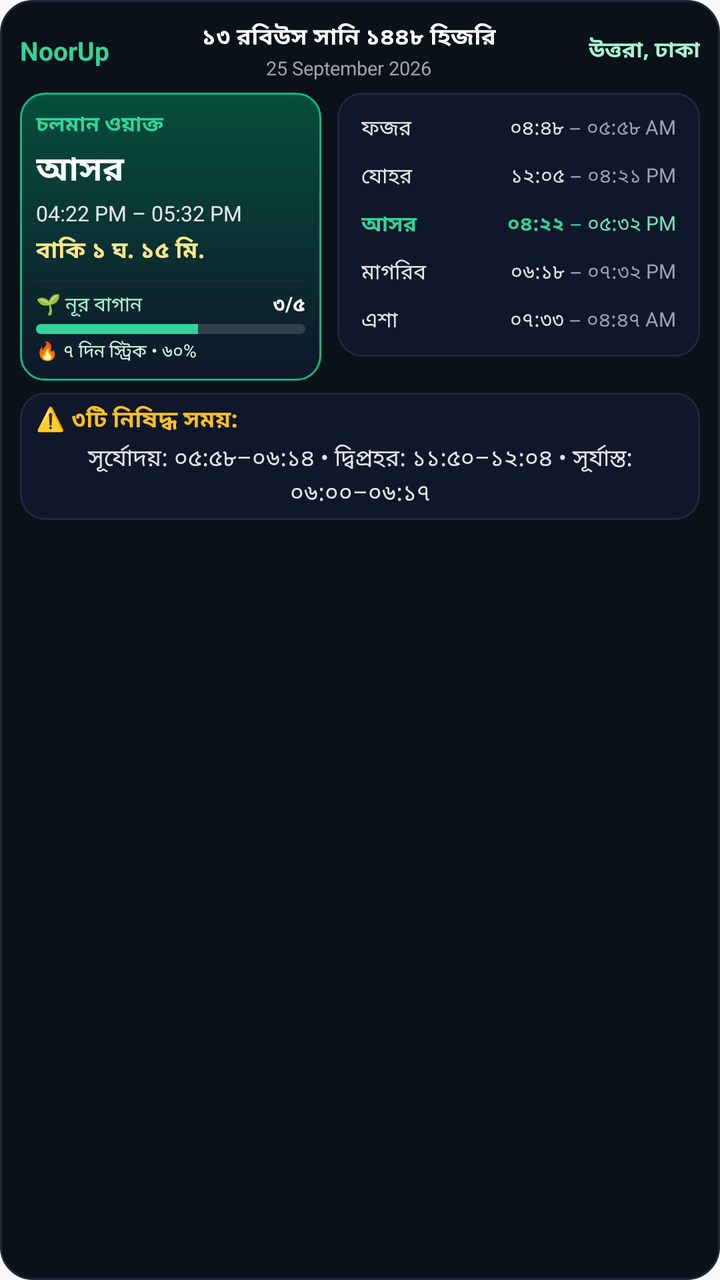
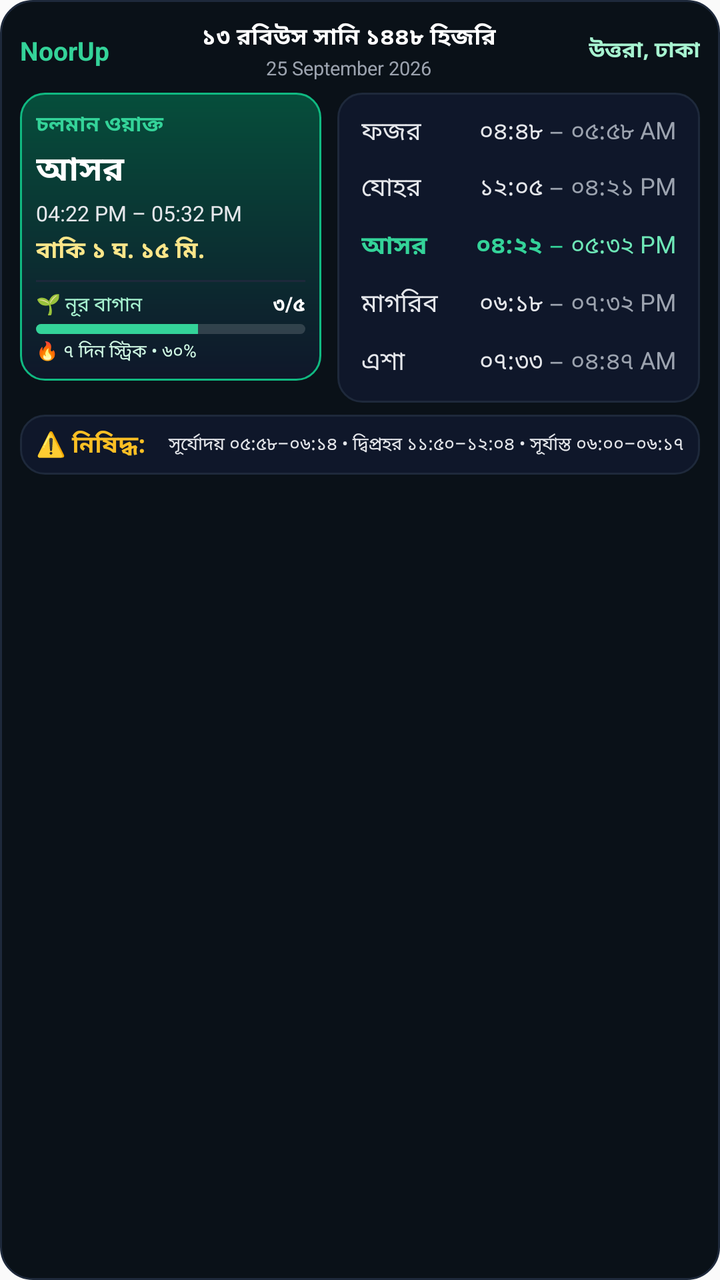

Two renders of the same Android screen: before a commit and after it. Below are the layout's source before the change and the commit's diff.
<!-- AndroidManifest.xml: application theme Theme.NoorUp -->
<!-- res/layout/noorup_widget.xml -->
<?xml version="1.0" encoding="utf-8"?>
<LinearLayout xmlns:android="http://schemas.android.com/apk/res/android"
    android:id="@+id/widget_root"
    android:layout_width="match_parent"
    android:layout_height="wrap_content"
    android:orientation="vertical"
    android:background="@drawable/widget_bg"
    android:padding="10dp">

    
    <LinearLayout
        android:layout_width="match_parent"
        android:layout_height="wrap_content"
        android:layout_marginBottom="6dp"
        android:orientation="horizontal"
        android:gravity="center_vertical">

        <TextView
            android:id="@+id/widget_brand_name"
            android:layout_width="wrap_content"
            android:layout_height="wrap_content"
            android:text="NoorUp"
            android:textColor="#34D399"
            android:textSize="13sp"
            android:textStyle="bold"
            android:maxLines="1"
            android:ellipsize="end" />

        <LinearLayout
            android:layout_width="0dp"
            android:layout_height="wrap_content"
            android:layout_weight="1"
            android:gravity="center"
            android:orientation="vertical">

            <TextView
                android:id="@+id/widget_hijri_date"
                android:layout_width="wrap_content"
                android:layout_height="wrap_content"
                android:text="১৩ রবিউস সানি ১৪৪৮ হিজরি"
                android:textColor="#FFFFFF"
                android:textSize="11.5sp"
                android:textStyle="bold"
            android:maxLines="1"
            android:ellipsize="end" />

            <TextView
                android:id="@+id/widget_gregorian_date"
                android:layout_width="wrap_content"
                android:layout_height="wrap_content"
                android:text="25 September 2026"
                android:textColor="#9CA3AF"
                android:textSize="9.5sp"
            android:maxLines="1"
            android:ellipsize="end" />
        </LinearLayout>

        <TextView
            android:id="@+id/widget_city"
            android:layout_width="wrap_content"
            android:layout_height="wrap_content"
            android:text="উত্তরা, ঢাকা"
            android:textColor="#A7F3D0"
            android:textSize="11sp"
            android:textStyle="bold"
            android:maxLines="1"
            android:ellipsize="end" />
    </LinearLayout>

    
    <LinearLayout
        android:id="@+id/widget_content_row"
        android:layout_width="match_parent"
        android:layout_height="wrap_content"
        android:baselineAligned="false"
        android:orientation="horizontal">

        
        <LinearLayout
            android:id="@+id/widget_hero_card"
            android:layout_width="0dp"
            android:layout_height="wrap_content"
            android:layout_weight="1"
            android:orientation="vertical"
            android:background="@drawable/widget_hero_card_bg"
            android:padding="8dp">

            
            <LinearLayout
                android:layout_width="match_parent"
                android:layout_height="wrap_content"
                android:orientation="vertical">

                <TextView
                    android:id="@+id/widget_active_stage_label"
                    android:layout_width="match_parent"
                    android:layout_height="wrap_content"
                    android:text="চলমান ওয়াক্ত"
                    android:textColor="#34D399"
                    android:textSize="10.5sp"
                    android:textStyle="bold" />

                <TextView
                    android:id="@+id/widget_active_name"
                    android:layout_width="match_parent"
                    android:layout_height="wrap_content"
                    android:layout_marginTop="2dp"
                    android:text="আসর"
                    android:textColor="#FFFFFF"
                    android:textSize="17sp"
                    android:textStyle="bold" />

                <TextView
                    android:id="@+id/widget_active_window"
                    android:layout_width="match_parent"
                    android:layout_height="wrap_content"
                    android:layout_marginTop="2dp"
                    android:text="04:22 PM – 05:32 PM"
                    android:textColor="#E5E7EB"
                    android:textSize="10.5sp"
                    android:lineSpacingExtra="1dp" />

                <TextView
                    android:id="@+id/widget_active_countdown"
                    android:layout_width="match_parent"
                    android:layout_height="wrap_content"
                    android:layout_marginTop="3dp"
                    android:paddingBottom="2dp"
                    android:text="বাকি ১ ঘ. ১৫ মি."
                    android:textColor="#FDE68A"
                    android:textSize="11.5sp"
                    android:textStyle="bold"
                    android:lineSpacingExtra="1dp" />
            </LinearLayout>

            
            <FrameLayout
                android:layout_width="match_parent"
                android:layout_height="1dp"
                android:layout_marginTop="4dp"
                android:layout_marginBottom="4dp"
                android:background="#1E293B" />

            
            <LinearLayout
                android:layout_width="match_parent"
                android:layout_height="wrap_content"
                android:orientation="vertical">

                <LinearLayout
                    android:layout_width="match_parent"
                    android:layout_height="wrap_content"
                    android:orientation="horizontal">

                    <TextView
                        android:id="@+id/widget_garden_label"
                        android:layout_width="0dp"
                        android:layout_height="wrap_content"
                        android:layout_weight="1"
                        android:text="🌱 নূর বাগান"
                        android:textColor="#A7F3D0"
                        android:textSize="10sp"
            android:maxLines="1"
            android:ellipsize="end" />

                    <TextView
                        android:id="@+id/widget_garden_ratio"
                        android:layout_width="wrap_content"
                        android:layout_height="wrap_content"
                        android:text="৩/৫"
                        android:textColor="#FFFFFF"
                        android:textSize="10sp"
                        android:textStyle="bold"
            android:maxLines="1"
            android:ellipsize="end" />
                </LinearLayout>

                <ProgressBar
                    android:id="@+id/widget_garden_progress"
                    style="@android:style/Widget.ProgressBar.Horizontal"
                    android:layout_width="match_parent"
                    android:layout_height="5dp"
                    android:layout_marginTop="2dp"
                    android:layout_marginBottom="2dp"
                    android:max="5"
                    android:progress="3"
                    android:progressDrawable="@drawable/widget_progress_bg" />

                <TextView
                    android:id="@+id/widget_garden_streak"
                    android:layout_width="wrap_content"
                    android:layout_height="wrap_content"
                    android:text="🔥 ৭ দিন স্ট্রিক • ৬০%"
                    android:textColor="#D1FAE5"
                    android:textSize="9sp"
            android:maxLines="1"
            android:ellipsize="end" />
            </LinearLayout>
        </LinearLayout>

        
        <LinearLayout
            android:id="@+id/widget_timeline_card"
            android:layout_width="0dp"
            android:layout_height="wrap_content"
            android:layout_weight="1.2"
            android:layout_marginStart="8dp"
            android:orientation="vertical"
            android:background="@drawable/widget_timeline_card_bg"
            android:padding="6dp">

            
            <LinearLayout
                android:id="@+id/widget_fajr_row"
                android:layout_width="match_parent"
                android:layout_height="wrap_content"
                android:gravity="center_vertical"
                android:orientation="horizontal"
                android:paddingLeft="6dp"
                android:paddingRight="6dp"
                android:paddingTop="4dp"
                android:paddingBottom="4dp">

                <TextView
                    android:id="@+id/widget_fajr_name"
                    android:layout_width="0dp"
                    android:layout_height="wrap_content"
                    android:layout_weight="1"
                    android:text="ফজর"
                    android:textColor="#E5E7EB"
                    android:textSize="10.5sp"
            android:maxLines="1"
            android:ellipsize="end" />

                <TextView
                    android:id="@+id/widget_fajr_start"
                    android:layout_width="wrap_content"
                    android:layout_height="wrap_content"
                    android:text="০৪:৪৮"
                    android:textColor="#E5E7EB"
                    android:textSize="10sp"
            android:maxLines="1"
            android:ellipsize="end" />

                <TextView
                    android:layout_width="wrap_content"
                    android:layout_height="wrap_content"
                    android:text=" – "
                    android:textColor="#9CA3AF"
                    android:textSize="10sp"
            android:maxLines="1"
            android:ellipsize="end" />

                <TextView
                    android:id="@+id/widget_fajr_end"
                    android:layout_width="wrap_content"
                    android:layout_height="wrap_content"
                    android:text="০৫:৫৮ AM"
                    android:textColor="#9CA3AF"
                    android:textSize="10sp"
            android:maxLines="1"
            android:ellipsize="end" />
            </LinearLayout>

            
            <LinearLayout
                android:id="@+id/widget_dhuhr_row"
                android:layout_width="match_parent"
                android:layout_height="wrap_content"
                android:gravity="center_vertical"
                android:orientation="horizontal"
                android:paddingLeft="6dp"
                android:paddingRight="6dp"
                android:paddingTop="4dp"
                android:paddingBottom="4dp">

                <TextView
                    android:id="@+id/widget_dhuhr_name"
                    android:layout_width="0dp"
                    android:layout_height="wrap_content"
                    android:layout_weight="1"
                    android:text="যোহর"
                    android:textColor="#E5E7EB"
                    android:textSize="10.5sp"
            android:maxLines="1"
            android:ellipsize="end" />

                <TextView
                    android:id="@+id/widget_dhuhr_start"
                    android:layout_width="wrap_content"
                    android:layout_height="wrap_content"
                    android:text="১২:০৫"
                    android:textColor="#E5E7EB"
                    android:textSize="10sp"
            android:maxLines="1"
            android:ellipsize="end" />

                <TextView
                    android:layout_width="wrap_content"
                    android:layout_height="wrap_content"
                    android:text=" – "
                    android:textColor="#9CA3AF"
                    android:textSize="10sp"
            android:maxLines="1"
            android:ellipsize="end" />

                <TextView
                    android:id="@+id/widget_dhuhr_end"
                    android:layout_width="wrap_content"
                    android:layout_height="wrap_content"
                    android:text="০৪:২১ PM"
                    android:textColor="#9CA3AF"
                    android:textSize="10sp"
            android:maxLines="1"
            android:ellipsize="end" />
            </LinearLayout>

            
            <LinearLayout
                android:id="@+id/widget_asr_row"
                android:layout_width="match_parent"
                android:layout_height="wrap_content"
                android:gravity="center_vertical"
                android:orientation="horizontal"
                android:paddingLeft="6dp"
                android:paddingRight="6dp"
                android:paddingTop="4dp"
                android:paddingBottom="4dp">

                <TextView
                    android:id="@+id/widget_asr_name"
                    android:layout_width="0dp"
                    android:layout_height="wrap_content"
                    android:layout_weight="1"
                    android:text="আসর"
                    android:textColor="#34D399"
                    android:textSize="10.5sp"
                    android:textStyle="bold"
            android:maxLines="1"
            android:ellipsize="end" />

                <TextView
                    android:id="@+id/widget_asr_start"
                    android:layout_width="wrap_content"
                    android:layout_height="wrap_content"
                    android:text="০৪:২২"
                    android:textColor="#34D399"
                    android:textSize="10sp"
                    android:textStyle="bold"
            android:maxLines="1"
            android:ellipsize="end" />

                <TextView
                    android:layout_width="wrap_content"
                    android:layout_height="wrap_content"
                    android:text=" – "
                    android:textColor="#34D399"
                    android:textSize="10sp"
            android:maxLines="1"
            android:ellipsize="end" />

                <TextView
                    android:id="@+id/widget_asr_end"
                    android:layout_width="wrap_content"
                    android:layout_height="wrap_content"
                    android:text="০৫:৩২ PM"
                    android:textColor="#6EE7B7"
                    android:textSize="10sp"
            android:maxLines="1"
            android:ellipsize="end" />
            </LinearLayout>

            
            <LinearLayout
                android:id="@+id/widget_maghrib_row"
                android:layout_width="match_parent"
                android:layout_height="wrap_content"
                android:gravity="center_vertical"
                android:orientation="horizontal"
                android:paddingLeft="6dp"
                android:paddingRight="6dp"
                android:paddingTop="4dp"
                android:paddingBottom="4dp">

                <TextView
                    android:id="@+id/widget_maghrib_name"
                    android:layout_width="0dp"
                    android:layout_height="wrap_content"
                    android:layout_weight="1"
                    android:text="মাগরিব"
                    android:textColor="#E5E7EB"
                    android:textSize="10.5sp"
            android:maxLines="1"
            android:ellipsize="end" />

                <TextView
                    android:id="@+id/widget_maghrib_start"
                    android:layout_width="wrap_content"
                    android:layout_height="wrap_content"
                    android:text="০৬:১৮"
                    android:textColor="#E5E7EB"
                    android:textSize="10sp"
            android:maxLines="1"
            android:ellipsize="end" />

                <TextView
                    android:layout_width="wrap_content"
                    android:layout_height="wrap_content"
                    android:text=" – "
                    android:textColor="#9CA3AF"
                    android:textSize="10sp"
            android:maxLines="1"
            android:ellipsize="end" />

                <TextView
                    android:id="@+id/widget_maghrib_end"
                    android:layout_width="wrap_content"
                    android:layout_height="wrap_content"
                    android:text="০৭:৩২ PM"
                    android:textColor="#9CA3AF"
                    android:textSize="10sp"
            android:maxLines="1"
            android:ellipsize="end" />
            </LinearLayout>

            
            <LinearLayout
                android:id="@+id/widget_isha_row"
                android:layout_width="match_parent"
                android:layout_height="wrap_content"
                android:gravity="center_vertical"
                android:orientation="horizontal"
                android:paddingLeft="6dp"
                android:paddingRight="6dp"
                android:paddingTop="4dp"
                android:paddingBottom="4dp">

                <TextView
                    android:id="@+id/widget_isha_name"
                    android:layout_width="0dp"
                    android:layout_height="wrap_content"
                    android:layout_weight="1"
                    android:text="এশা"
                    android:textColor="#E5E7EB"
                    android:textSize="10.5sp"
            android:maxLines="1"
            android:ellipsize="end" />

                <TextView
                    android:id="@+id/widget_isha_start"
                    android:layout_width="wrap_content"
                    android:layout_height="wrap_content"
                    android:text="০৭:৩৩"
                    android:textColor="#E5E7EB"
                    android:textSize="10sp"
            android:maxLines="1"
            android:ellipsize="end" />

                <TextView
                    android:layout_width="wrap_content"
                    android:layout_height="wrap_content"
                    android:text=" – "
                    android:textColor="#9CA3AF"
                    android:textSize="10sp"
            android:maxLines="1"
            android:ellipsize="end" />

                <TextView
                    android:id="@+id/widget_isha_end"
                    android:layout_width="wrap_content"
                    android:layout_height="wrap_content"
                    android:text="০৪:৪৭ AM"
                    android:textColor="#9CA3AF"
                    android:textSize="10sp"
            android:maxLines="1"
            android:ellipsize="end" />
            </LinearLayout>
        </LinearLayout>
    </LinearLayout>

    
    <LinearLayout
        android:id="@+id/widget_prohibited_bar"
        android:layout_width="match_parent"
        android:layout_height="wrap_content"
        android:layout_marginTop="6dp"
        android:orientation="vertical"
        android:background="@drawable/widget_timeline_card_bg"
        android:paddingLeft="8dp"
        android:paddingRight="8dp"
        android:paddingTop="5dp"
        android:paddingBottom="5dp">

        <TextView
            android:id="@+id/widget_prohibited_label"
            android:layout_width="match_parent"
            android:layout_height="wrap_content"
            android:text="⚠️ ৩টি নিষিদ্ধ সময়:"
            android:textColor="#FBBF24"
            android:textSize="11.5sp"
            android:textStyle="bold"
            android:maxLines="1"
            android:ellipsize="end" />

        <TextView
            android:id="@+id/widget_prohibited_times"
            android:layout_width="match_parent"
            android:layout_height="wrap_content"
            android:layout_marginTop="2dp"
            android:gravity="center"
            android:text="সূর্যোদয়: ০৫:৫৮–০৬:১৪ • দ্বিপ্রহর: ১১:৫০–১২:০৪ • সূর্যাস্ত: ০৬:০০–০৬:১৭"
            android:textColor="#E5E7EB"
            android:textSize="11.5sp"
            android:lineSpacingExtra="2dp" />
    </LinearLayout>
</LinearLayout>
<!-- resources referenced by this layout -->
<resources>
  <!-- drawable widget_bg (drawable) -->
  <?xml version="1.0" encoding="utf-8"?>
  <shape xmlns:android="http://schemas.android.com/apk/res/android"
      android:shape="rectangle">
      <corners android:radius="16dp" />
      <solid android:color="#0A1118" />
      <stroke
          android:width="1dp"
          android:color="#1E293B" />
  </shape>
  <!-- drawable widget_hero_card_bg (drawable) -->
  <?xml version="1.0" encoding="utf-8"?>
  <shape xmlns:android="http://schemas.android.com/apk/res/android"
      android:shape="rectangle">
      <corners android:radius="12dp" />
      <gradient
          android:startColor="#064E3B"
          android:endColor="#0F172A"
          android:angle="270" />
      <stroke
          android:width="1dp"
          android:color="#10B981" />
  </shape>
  <!-- drawable widget_progress_bg (drawable) -->
  <?xml version="1.0" encoding="utf-8"?>
  <layer-list xmlns:android="http://schemas.android.com/apk/res/android">
      <item android:id="@android:id/background">
          <shape>
              <corners android:radius="4dp" />
              <solid android:color="#26FFFFFF" />
          </shape>
      </item>
      <item android:id="@android:id/progress">
          <clip>
              <shape>
                  <corners android:radius="4dp" />
                  <solid android:color="#34D399" />
              </shape>
          </clip>
      </item>
  </layer-list>
  <!-- drawable widget_timeline_card_bg (drawable) -->
  <?xml version="1.0" encoding="utf-8"?>
  <shape xmlns:android="http://schemas.android.com/apk/res/android"
      android:shape="rectangle">
      <corners android:radius="12dp" />
      <solid android:color="#0F172A" />
      <stroke
          android:width="1dp"
          android:color="#1E293B" />
  </shape>
  <style name="Theme.NoorUp" parent="android:Theme.Material.Light.NoActionBar">
          <item name="android:statusBarColor">@android:color/transparent</item>
          <item name="android:navigationBarColor">@android:color/transparent</item>
      </style>
</resources>

<!-- the commit's change to res/layout/noorup_widget.xml (unified diff, before → after) -->
@@ -228,7 +228,7 @@
                     android:layout_weight="1"
                     android:text="ফজর"
                     android:textColor="#E5E7EB"
-                    android:textSize="10.5sp"
+                    android:textSize="12.5sp"
             android:maxLines="1"
             android:ellipsize="end" />
 
@@ -238,7 +238,7 @@
                     android:layout_height="wrap_content"
                     android:text="০৪:৪৮"
                     android:textColor="#E5E7EB"
-                    android:textSize="10sp"
+                    android:textSize="12sp"
             android:maxLines="1"
             android:ellipsize="end" />
 
@@ -247,7 +247,7 @@
                     android:layout_height="wrap_content"
                     android:text=" – "
                     android:textColor="#9CA3AF"
-                    android:textSize="10sp"
+                    android:textSize="12sp"
             android:maxLines="1"
             android:ellipsize="end" />
 
@@ -257,7 +257,7 @@
                     android:layout_height="wrap_content"
                     android:text="০৫:৫৮ AM"
                     android:textColor="#9CA3AF"
-                    android:textSize="10sp"
+                    android:textSize="12sp"
             android:maxLines="1"
             android:ellipsize="end" />
             </LinearLayout>
@@ -271,8 +271,8 @@
                 android:orientation="horizontal"
                 android:paddingLeft="6dp"
                 android:paddingRight="6dp"
-                android:paddingTop="4dp"
-                android:paddingBottom="4dp">
+                android:paddingTop="5dp"
+                android:paddingBottom="5dp">
 
                 <TextView
                     android:id="@+id/widget_dhuhr_name"
@@ -281,7 +281,7 @@
                     android:layout_weight="1"
                     android:text="যোহর"
                     android:textColor="#E5E7EB"
-                    android:textSize="10.5sp"
+                    android:textSize="12.5sp"
             android:maxLines="1"
             android:ellipsize="end" />
 
@@ -291,7 +291,7 @@
                     android:layout_height="wrap_content"
                     android:text="১২:০৫"
                     android:textColor="#E5E7EB"
-                    android:textSize="10sp"
+                    android:textSize="12sp"
             android:maxLines="1"
             android:ellipsize="end" />
 
@@ -300,7 +300,7 @@
                     android:layout_height="wrap_content"
                     android:text=" – "
                     android:textColor="#9CA3AF"
-                    android:textSize="10sp"
+                    android:textSize="12sp"
             android:maxLines="1"
             android:ellipsize="end" />
 
@@ -310,7 +310,7 @@
                     android:layout_height="wrap_content"
                     android:text="০৪:২১ PM"
                     android:textColor="#9CA3AF"
-                    android:textSize="10sp"
+                    android:textSize="12sp"
             android:maxLines="1"
             android:ellipsize="end" />
             </LinearLayout>
@@ -324,8 +324,8 @@
                 android:orientation="horizontal"
                 android:paddingLeft="6dp"
                 android:paddingRight="6dp"
-                android:paddingTop="4dp"
-                android:paddingBottom="4dp">
+                android:paddingTop="5dp"
+                android:paddingBottom="5dp">
 
                 <TextView
                     android:id="@+id/widget_asr_name"
@@ -334,7 +334,7 @@
                     android:layout_weight="1"
                     android:text="আসর"
                     android:textColor="#34D399"
-                    android:textSize="10.5sp"
+                    android:textSize="12.5sp"
                     android:textStyle="bold"
             android:maxLines="1"
             android:ellipsize="end" />
@@ -345,7 +345,7 @@
                     android:layout_height="wrap_content"
                     android:text="০৪:২২"
                     android:textColor="#34D399"
-                    android:textSize="10sp"
+                    android:textSize="12sp"
                     android:textStyle="bold"
             android:maxLines="1"
             android:ellipsize="end" />
@@ -355,7 +355,7 @@
                     android:layout_height="wrap_content"
                     android:text=" – "
                     android:textColor="#34D399"
-                    android:textSize="10sp"
+                    android:textSize="12sp"
             android:maxLines="1"
             android:ellipsize="end" />
 
@@ -365,7 +365,7 @@
                     android:layout_height="wrap_content"
                     android:text="০৫:৩২ PM"
                     android:textColor="#6EE7B7"
-                    android:textSize="10sp"
+                    android:textSize="12sp"
             android:maxLines="1"
             android:ellipsize="end" />
             </LinearLayout>
@@ -379,8 +379,8 @@
                 android:orientation="horizontal"
                 android:paddingLeft="6dp"
                 android:paddingRight="6dp"
-                android:paddingTop="4dp"
-                android:paddingBottom="4dp">
+                android:paddingTop="5dp"
+                android:paddingBottom="5dp">
 
                 <TextView
                     android:id="@+id/widget_maghrib_name"
@@ -389,7 +389,7 @@
                     android:layout_weight="1"
                     android:text="মাগরিব"
                     android:textColor="#E5E7EB"
-                    android:textSize="10.5sp"
+                    android:textSize="12.5sp"
             android:maxLines="1"
             android:ellipsize="end" />
 
@@ -399,7 +399,7 @@
                     android:layout_height="wrap_content"
                     android:text="০৬:১৮"
                     android:textColor="#E5E7EB"
-                    android:textSize="10sp"
+                    android:textSize="12sp"
             android:maxLines="1"
             android:ellipsize="end" />
 
@@ -408,7 +408,7 @@
                     android:layout_height="wrap_content"
                     android:text=" – "
                     android:textColor="#9CA3AF"
-                    android:textSize="10sp"
+                    android:textSize="12sp"
             android:maxLines="1"
             android:ellipsize="end" />
 
@@ -418,7 +418,7 @@
                     android:layout_height="wrap_content"
                     android:text="০৭:৩২ PM"
                     android:textColor="#9CA3AF"
-                    android:textSize="10sp"
+                    android:textSize="12sp"
             android:maxLines="1"
             android:ellipsize="end" />
             </LinearLayout>
@@ -432,8 +432,8 @@
                 android:orientation="horizontal"
                 android:paddingLeft="6dp"
                 android:paddingRight="6dp"
-                android:paddingTop="4dp"
-                android:paddingBottom="4dp">
+                android:paddingTop="5dp"
+                android:paddingBottom="5dp">
 
                 <TextView
                     android:id="@+id/widget_isha_name"
@@ -442,7 +442,7 @@
                     android:layout_weight="1"
                     android:text="এশা"
                     android:textColor="#E5E7EB"
-                    android:textSize="10.5sp"
+                    android:textSize="12.5sp"
             android:maxLines="1"
             android:ellipsize="end" />
 
@@ -452,7 +452,7 @@
                     android:layout_height="wrap_content"
                     android:text="০৭:৩৩"
                     android:textColor="#E5E7EB"
-                    android:textSize="10sp"
+                    android:textSize="12sp"
             android:maxLines="1"
             android:ellipsize="end" />
 
@@ -461,7 +461,7 @@
                     android:layout_height="wrap_content"
                     android:text=" – "
                     android:textColor="#9CA3AF"
-                    android:textSize="10sp"
+                    android:textSize="12sp"
             android:maxLines="1"
             android:ellipsize="end" />
 
@@ -471,7 +471,7 @@
                     android:layout_height="wrap_content"
                     android:text="০৪:৪৭ AM"
                     android:textColor="#9CA3AF"
-                    android:textSize="10sp"
+                    android:textSize="12sp"
             android:maxLines="1"
             android:ellipsize="end" />
             </LinearLayout>
@@ -484,33 +484,38 @@
         android:layout_width="match_parent"
         android:layout_height="wrap_content"
         android:layout_marginTop="6dp"
-        android:orientation="vertical"
+        android:gravity="center_vertical"
+        android:orientation="horizontal"
         android:background="@drawable/widget_timeline_card_bg"
         android:paddingLeft="8dp"
         android:paddingRight="8dp"
-        android:paddingTop="5dp"
-        android:paddingBottom="5dp">
+        android:paddingTop="6dp"
+        android:paddingBottom="6dp">
 
         <TextView
             android:id="@+id/widget_prohibited_label"
-            android:layout_width="match_parent"
-            android:layout_height="wrap_content"
-            android:text="⚠️ ৩টি নিষিদ্ধ সময়:"
+            android:layout_width="wrap_content"
+            android:layout_height="wrap_content"
+            android:text="⚠️ নিষিদ্ধ:"
             android:textColor="#FBBF24"
-            android:textSize="11.5sp"
+            android:textSize="12sp"
             android:textStyle="bold"
-            android:maxLines="1"
-            android:ellipsize="end" />
+            android:maxLines="1" />
 
         <TextView
             android:id="@+id/widget_prohibited_times"
-            android:layout_width="match_parent"
-            android:layout_height="wrap_content"
-            android:layout_marginTop="2dp"
-            android:gravity="center"
-            android:text="সূর্যোদয়: ০৫:৫৮–০৬:১৪ • দ্বিপ্রহর: ১১:৫০–১২:০৪ • সূর্যাস্ত: ০৬:০০–০৬:১৭"
+            android:layout_width="0dp"
+            android:layout_height="wrap_content"
+            android:layout_weight="1"
+            android:layout_marginLeft="6dp"
+            android:gravity="center_vertical|end"
+            android:text="সূর্যোদয় ০৫:৫৮–০৬:১৪ • দ্বিপ্রহর ১১:৫০–১২:০৪ • সূর্যাস্ত ০৬:০০–০৬:১৭"
             android:textColor="#E5E7EB"
-            android:textSize="11.5sp"
-            android:lineSpacingExtra="2dp" />
+            android:textSize="12sp"
+            android:maxLines="1"
+            android:autoSizeTextType="uniform"
+            android:autoSizeMinTextSize="8sp"
+            android:autoSizeMaxTextSize="12sp"
+            android:autoSizeStepGranularity="0.5sp" />
     </LinearLayout>
 </LinearLayout>
